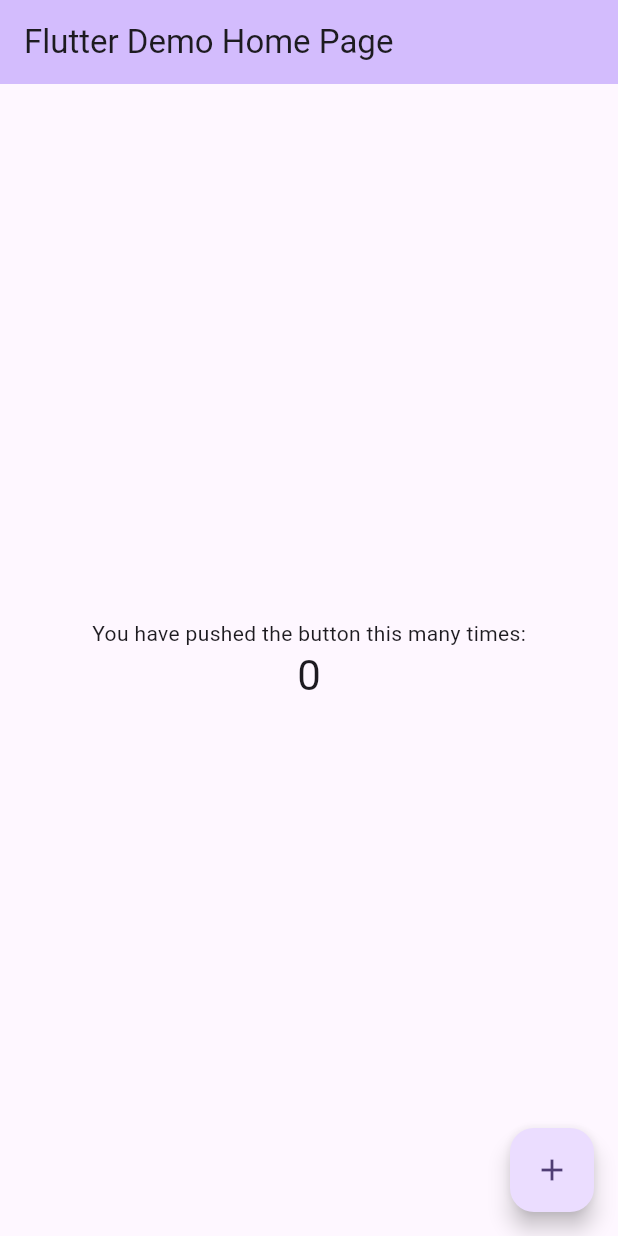
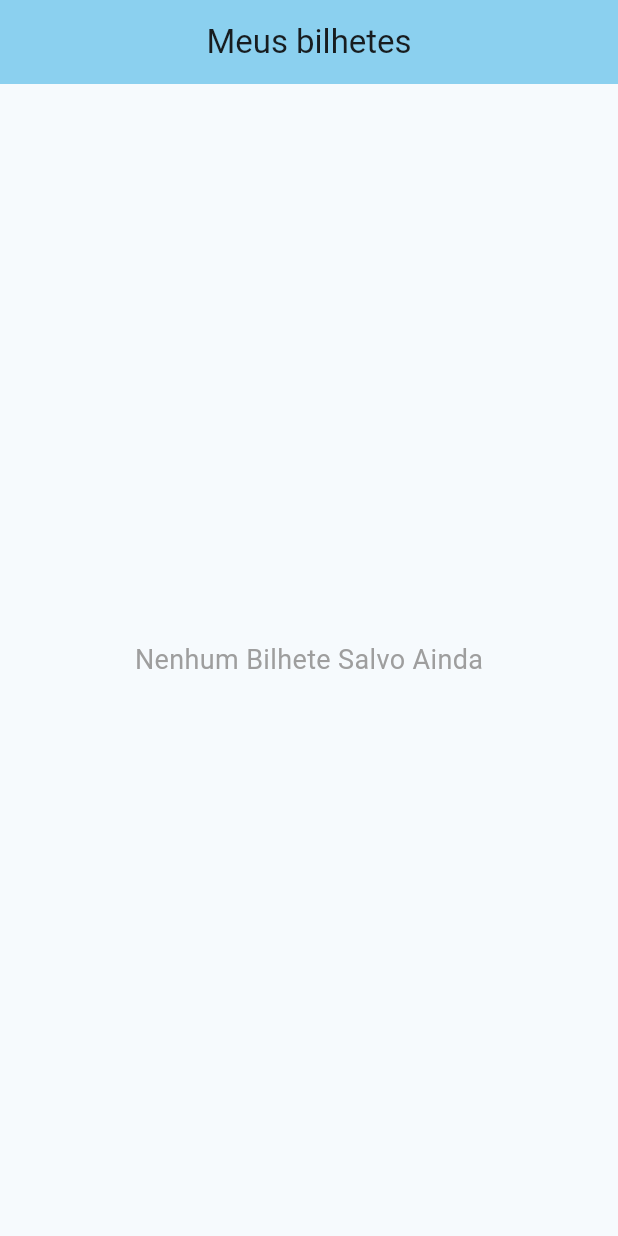
Before and after one commit to thiguizs/project_fluter_megasena, a Flutter app: the screen it shows after launch, on a phone screen of 412 x 824 dp. Run offline on Flutter 3.47's test engine with Material 3 defaults, Android fonts, the phone set to English and light mode, and no system bars; our stand-ins replace google_generative_ai.

Commit message:
adicionei a tela inicial

```diff
--- a/project_megasena/lib/main.dart
+++ b/project_megasena/lib/main.dart
@@ -1,125 +1,26 @@
 import 'package:flutter/material.dart';
+import 'screens/tela_inicial.dart'; // Importando a nossa tela
 
 void main() {
-  runApp(const MyApp());
+  runApp(const MeuAppLoteria());
 }
 
-class MyApp extends StatelessWidget {
-  const MyApp({super.key});
+class MeuAppLoteria extends StatelessWidget {
+  const MeuAppLoteria({super.key});
 
-  // This widget is the root of your application.
   @override
   Widget build(BuildContext context) {
     return MaterialApp(
-      title: 'Flutter Demo',
+      title: 'Mega-Sena IA',
       theme: ThemeData(
-        // This is the theme of your application.
-        //
-        // TRY THIS: Try running your application with "flutter run". You'll see
-        // the application has a purple toolbar. Then, without quitting the app,
-        // try changing the seedColor in the colorScheme below to Colors.green
-        // and then invoke "hot reload" (save your changes or press the "hot
-        // reload" button in a Flutter-supported IDE, or press "r" if you used
-        // the command line to start the app).
-        //
-        // Notice that the counter didn't reset back to zero; the application
-        // state is not lost during the reload. To reset the state, use hot
-        // restart instead.
-        //
-        // This works for code too, not just values: Most code changes can be
-        // tested with just a hot reload.
-        colorScheme: ColorScheme.fromSeed(seedColor: Colors.deepPurple),
+        // Mudamos a cor base para verde, que combina mais com loteria!
+        colorScheme: ColorScheme.fromSeed(seedColor: Colors.blueGrey),
         useMaterial3: true,
       ),
-      home: const MyHomePage(title: 'Flutter Demo Home Page'),
+      // Aqui dizemos qual é a primeira tela do app
+      home: const TelaInicial(),
+      // Remove aquela faixa vermelha de "DEBUG" no canto da tela
+      debugShowCheckedModeBanner: false,
     );
   }
 }
-
-class MyHomePage extends StatefulWidget {
-  const MyHomePage({super.key, required this.title});
-
-  // This widget is the home page of your application. It is stateful, meaning
-  // that it has a State object (defined below) that contains fields that affect
-  // how it looks.
-
-  // This class is the configuration for the state. It holds the values (in this
-  // case the title) provided by the parent (in this case the App widget) and
-  // used by the build method of the State. Fields in a Widget subclass are
-  // always marked "final".
-
-  final String title;
-
-  @override
-  State<MyHomePage> createState() => _MyHomePageState();
-}
-
-class _MyHomePageState extends State<MyHomePage> {
-  int _counter = 0;
-
-  void _incrementCounter() {
-    setState(() {
-      // This call to setState tells the Flutter framework that something has
-      // changed in this State, which causes it to rerun the build method below
-      // so that the display can reflect the updated values. If we changed
-      // _counter without calling setState(), then the build method would not be
-      // called again, and so nothing would appear to happen.
-      _counter++;
-    });
-  }
-
-  @override
-  Widget build(BuildContext context) {
-    // This method is rerun every time setState is called, for instance as done
-    // by the _incrementCounter method above.
-    //
-    // The Flutter framework has been optimized to make rerunning build methods
-    // fast, so that you can just rebuild anything that needs updating rather
-    // than having to individually change instances of widgets.
-    return Scaffold(
-      appBar: AppBar(
-        // TRY THIS: Try changing the color here to a specific color (to
-        // Colors.amber, perhaps?) and trigger a hot reload to see the AppBar
-        // change color while the other colors stay the same.
-        backgroundColor: Theme.of(context).colorScheme.inversePrimary,
-        // Here we take the value from the MyHomePage object that was created by
-        // the App.build method, and use it to set our appbar title.
-        title: Text(widget.title),
-      ),
-      body: Center(
-        // Center is a layout widget. It takes a single child and positions it
-        // in the middle of the parent.
-        child: Column(
-          // Column is also a layout widget. It takes a list of children and
-          // arranges them vertically. By default, it sizes itself to fit its
-          // children horizontally, and tries to be as tall as its parent.
-          //
-          // Column has various properties to control how it sizes itself and
-          // how it positions its children. Here we use mainAxisAlignment to
-          // center the children vertically; the main axis here is the vertical
-          // axis because Columns are vertical (the cross axis would be
-          // horizontal).
-          //
-          // TRY THIS: Invoke "debug painting" (choose the "Toggle Debug Paint"
-          // action in the IDE, or press "p" in the console), to see the
-          // wireframe for each widget.
-          mainAxisAlignment: MainAxisAlignment.center,
-          children: <Widget>[
-            const Text(
-              'You have pushed the button this many times:',
-            ),
-            Text(
-              '$_counter',
-              style: Theme.of(context).textTheme.headlineMedium,
-            ),
-          ],
-        ),
-      ),
-      floatingActionButton: FloatingActionButton(
-        onPressed: _incrementCounter,
-        tooltip: 'Increment',
-        child: const Icon(Icons.add),
-      ), // This trailing comma makes auto-formatting nicer for build methods.
-    );
-  }
-}
--- /dev/null
+++ b/project_megasena/lib/screens/tela_inicial.dart
@@ -0,0 +1,28 @@
+import 'package:flutter/material.dart';
+
+class TelaInicial extends StatefulWidget{
+  const TelaInicial({super.key});
+
+  @override
+  State<TelaInicial> createState() => _TelaInicialState();
+
+}
+
+class _TelaInicialState extends State<TelaInicial>{
+  @override
+  Widget build(BuildContext context){
+    return Scaffold(
+      appBar: AppBar(
+        title: const Text('Meus bilhetes'),
+        backgroundColor: Theme.of(context).colorScheme.inversePrimary,
+        centerTitle: true,
+      ),
+      body: const Center(
+        child: Text(
+          'Nenhum Bilhete Salvo Ainda',
+          style: TextStyle(fontSize: 18, color: Colors.grey),
+        ),
+      ),
+    );
+  }
+}
```
